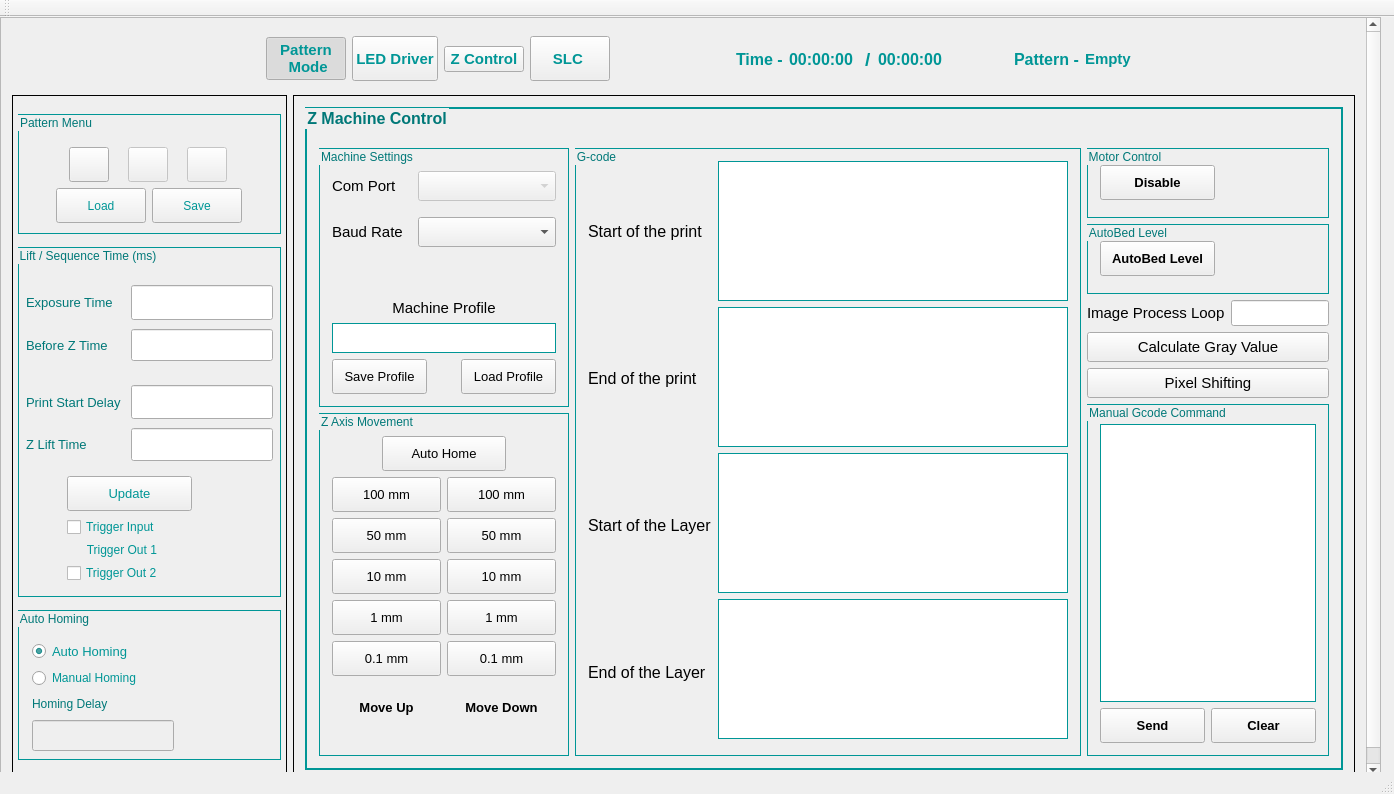
Qt form mainwindow.ui (jariwalarobotics/DLP-Software) before a commit.
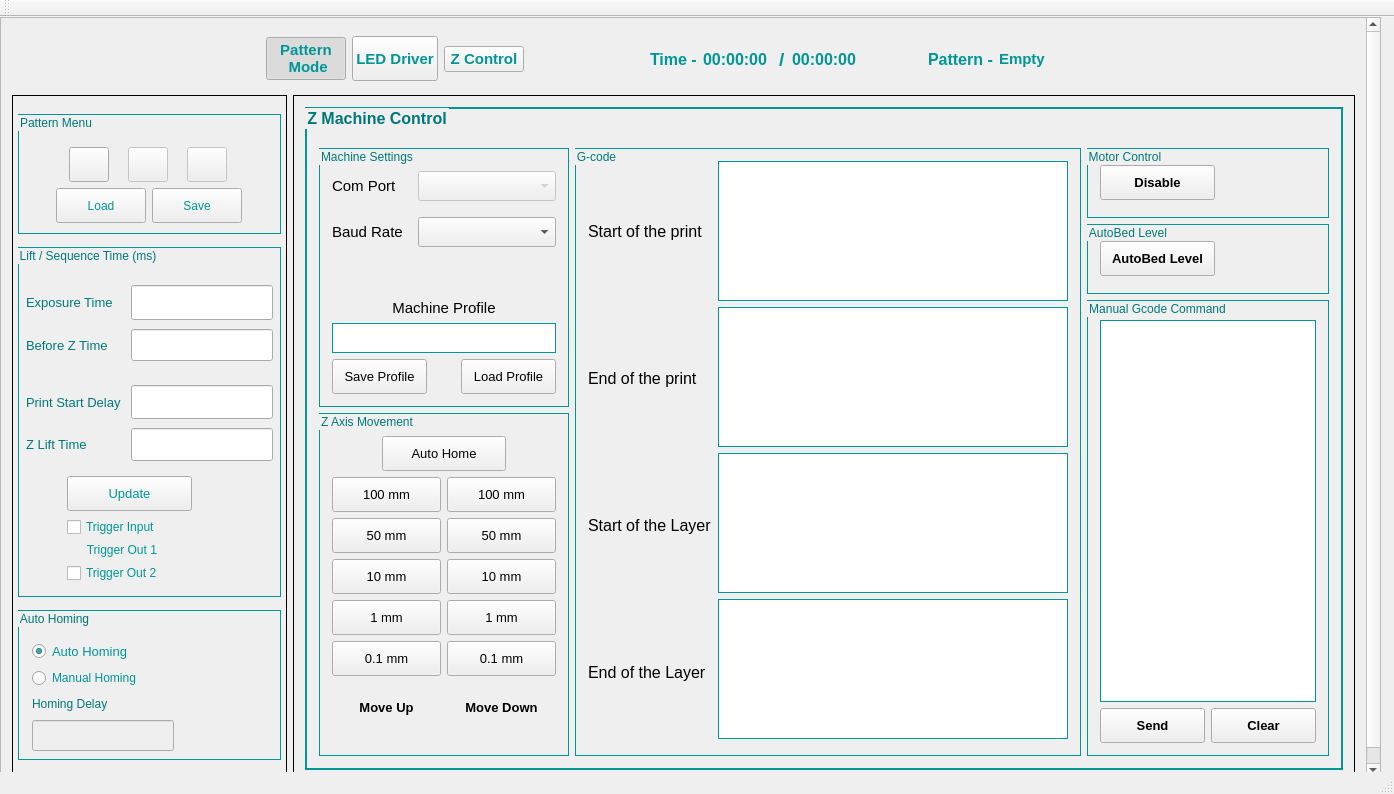
The same form after that commit. The open tabs and pages were chosen to show the change. Icons and pictures are not drawn.

Patch:
```diff
--- a/mainwindow.ui
+++ b/mainwindow.ui
@@ -4202,101 +4202,6 @@
                           </layout>
                          </widget>
                         </item>
-                        <item>
-                         <layout class="QHBoxLayout" name="horizontalLayout_2">
-                          <item>
-                           <widget class="QLabel" name="label_11">
-                            <property name="minimumSize">
-                             <size>
-                              <width>0</width>
-                              <height>25</height>
-                             </size>
-                            </property>
-                            <property name="font">
-                             <font>
-                              <family>Arial</family>
-                              <pointsize>11</pointsize>
-                             </font>
-                            </property>
-                            <property name="text">
-                             <string>Image Process Loop</string>
-                            </property>
-                           </widget>
-                          </item>
-                          <item>
-                           <widget class="QLineEdit" name="ImageProcessLoop">
-                            <property name="sizePolicy">
-                             <sizepolicy hsizetype="Preferred" vsizetype="Preferred">
-                              <horstretch>0</horstretch>
-                              <verstretch>0</verstretch>
-                             </sizepolicy>
-                            </property>
-                            <property name="minimumSize">
-                             <size>
-                              <width>0</width>
-                              <height>25</height>
-                             </size>
-                            </property>
-                            <property name="font">
-                             <font>
-                              <family>Arial</family>
-                              <pointsize>11</pointsize>
-                             </font>
-                            </property>
-                           </widget>
-                          </item>
-                         </layout>
-                        </item>
-                        <item>
-                         <widget class="QPushButton" name="CalGrayValue">
-                          <property name="sizePolicy">
-                           <sizepolicy hsizetype="Preferred" vsizetype="Preferred">
-                            <horstretch>0</horstretch>
-                            <verstretch>0</verstretch>
-                           </sizepolicy>
-                          </property>
-                          <property name="minimumSize">
-                           <size>
-                            <width>0</width>
-                            <height>30</height>
-                           </size>
-                          </property>
-                          <property name="font">
-                           <font>
-                            <family>Arial</family>
-                            <pointsize>11</pointsize>
-                           </font>
-                          </property>
-                          <property name="text">
-                           <string>Calculate Gray Value</string>
-                          </property>
-                         </widget>
-                        </item>
-                        <item>
-                         <widget class="QPushButton" name="PixelShifting">
-                          <property name="sizePolicy">
-                           <sizepolicy hsizetype="Minimum" vsizetype="Fixed">
-                            <horstretch>0</horstretch>
-                            <verstretch>30</verstretch>
-                           </sizepolicy>
-                          </property>
-                          <property name="minimumSize">
-                           <size>
-                            <width>0</width>
-                            <height>30</height>
-                           </size>
-                          </property>
-                          <property name="font">
-                           <font>
-                            <family>Arial</family>
-                            <pointsize>11</pointsize>
-                           </font>
-                          </property>
-                          <property name="text">
-                           <string>Pixel Shifting</string>
-                          </property>
-                         </widget>
-                        </item>
                         <item>
                          <widget class="QGroupBox" name="ManualGcode_GroupBox">
                           <property name="sizePolicy">
@@ -4560,7 +4465,7 @@
        </layout>
       </item>
       <item row="0" column="0">
-       <layout class="QHBoxLayout" name="horizontalLayout_24" stretch="0,0,0,0,0,0,0,0,0,0,0,0,0,0,0,0,0,0">
+       <layout class="QHBoxLayout" name="horizontalLayout_24" stretch="0,0,0,0,0,0,0,0,0,0,0,0,0,0,0,0,0">
         <property name="sizeConstraint">
          <enum>QLayout::SetNoConstraint</enum>
         </property>
@@ -4907,38 +4812,6 @@
           </property>
          </widget>
         </item>
-        <item>
-         <widget class="QPushButton" name="pushButton_slc">
-          <property name="sizePolicy">
-           <sizepolicy hsizetype="Maximum" vsizetype="Maximum">
-            <horstretch>0</horstretch>
-            <verstretch>0</verstretch>
-           </sizepolicy>
-          </property>
-          <property name="minimumSize">
-           <size>
-            <width>0</width>
-            <height>45</height>
-           </size>
-          </property>
-          <property name="font">
-           <font>
-            <family>Arial</family>
-            <pointsize>11</pointsize>
-            <weight>75</weight>
-            <bold>true</bold>
-           </font>
-          </property>
-          <property name="styleSheet">
-           <string notr="true">QPushButton{
-	color:rgb(0,150,150);
-   }</string>
-          </property>
-          <property name="text">
-           <string>SLC </string>
-          </property>
-         </widget>
-        </item>
         <item>
          <spacer name="horizontalSpacer_3">
           <property name="orientation">
```
